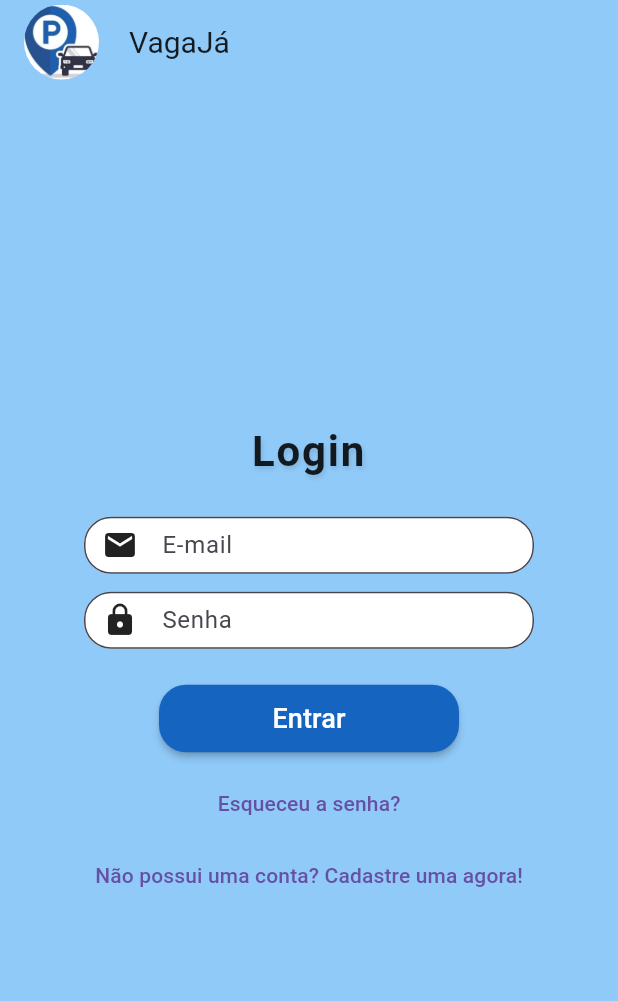
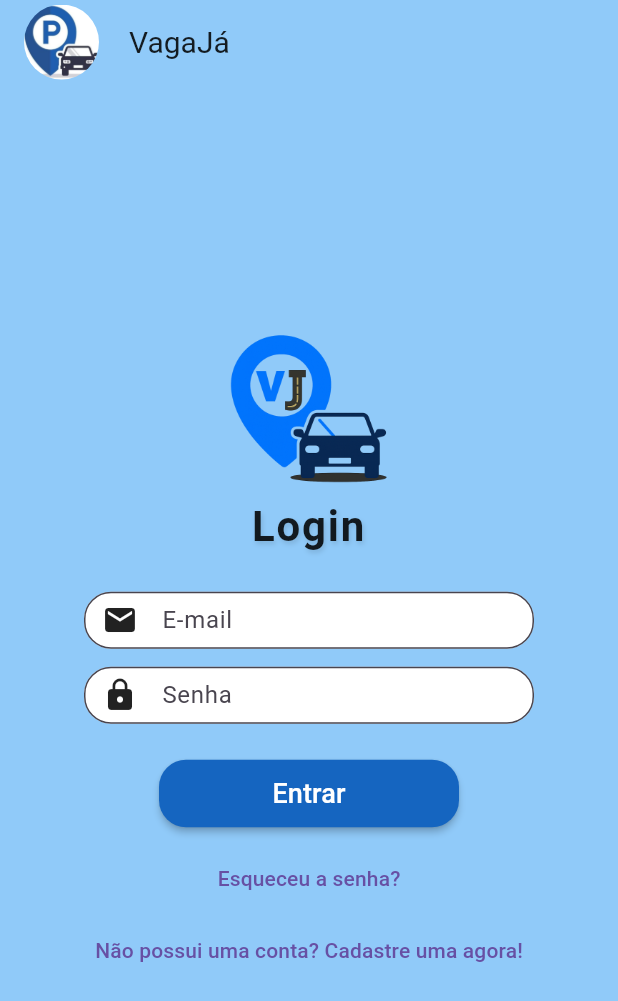
Before and after one commit to Entra21-Flutter/Estacionamento_Frontend_Motorista, a Flutter app: the screen it shows after launch, on a phone screen of 412 x 824 dp. Shown: the top 1001 px of the screen. Run offline on Flutter 3.47's test engine with Material 3 defaults, Android fonts, the phone set to English and light mode, and no system bars.

Commit message:
adicao do arquivo da logo aprimorada no assets e na tela de login

```diff
--- a/lib/views/LoginMotorista.dart
+++ b/lib/views/LoginMotorista.dart
@@ -32,6 +32,8 @@
               child: Column(
                 mainAxisSize: MainAxisSize.min,
                 children: [
+                  // Inserindo figura aprimorada da logo
+                  Image.asset("assets/images/novologovagaja3.png", height: 100),
                   // Título estilizado com menos espaço acima
                   Padding(
                     padding: const EdgeInsets.only(bottom: 18.0, top: 8.0),
```
Also changed, not shown: assets/images/novologovagaja3.png (added).
